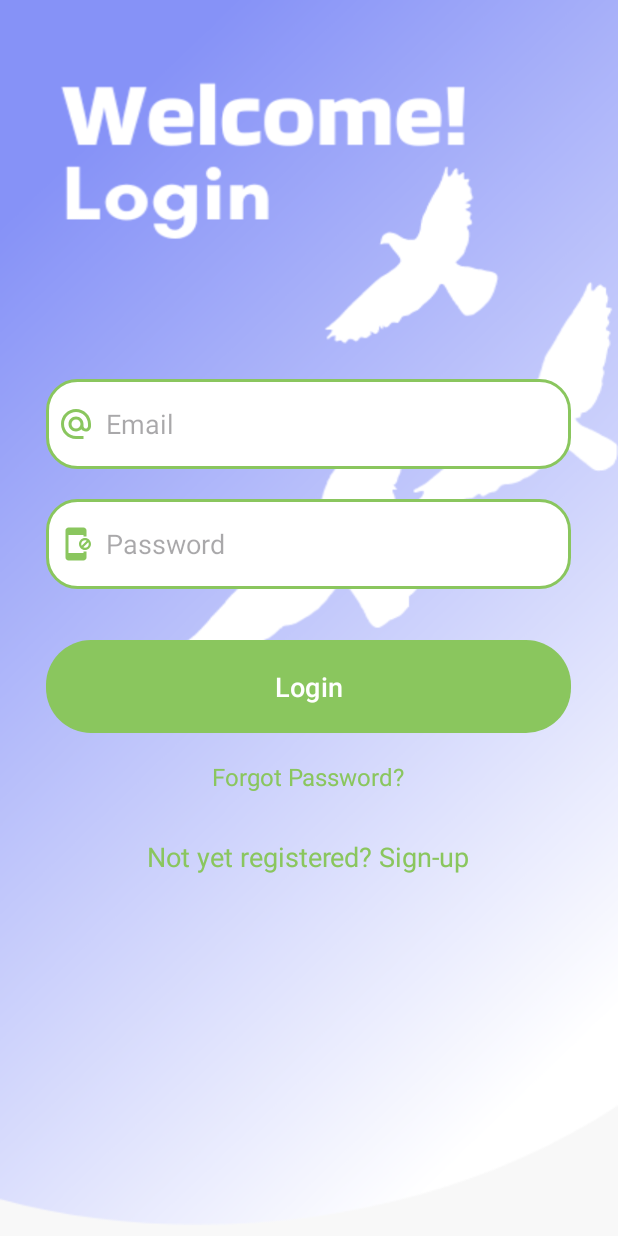
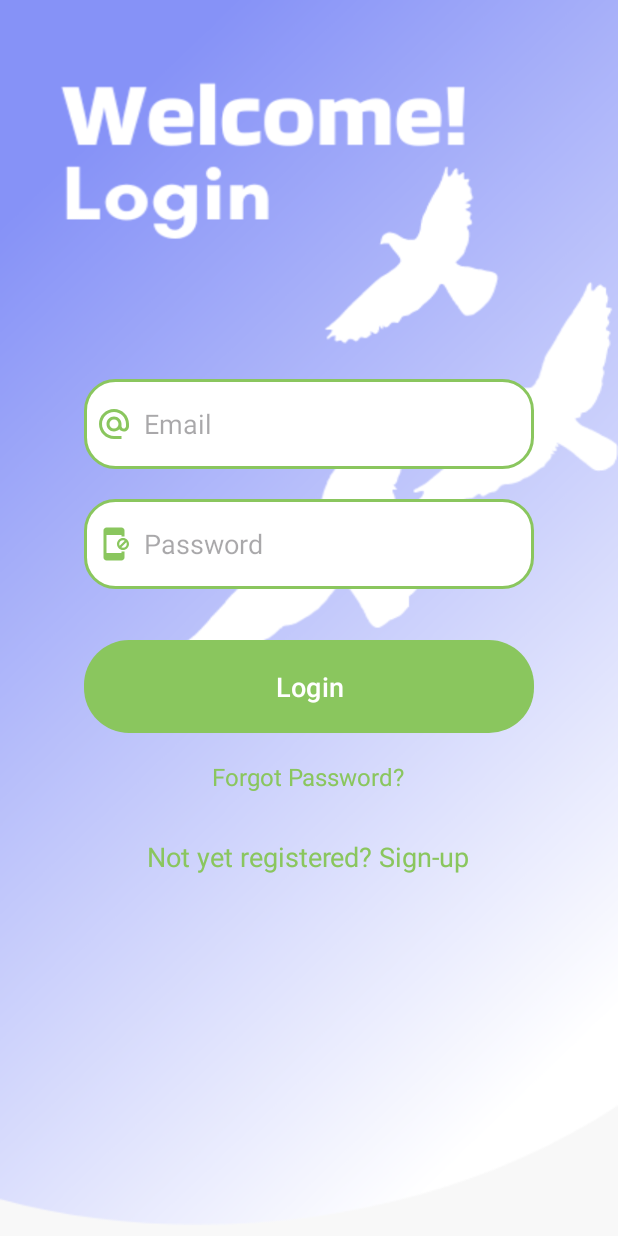
Before and after one commit to pShooketh/EnviroWealth, an Android app: the screen it shows after launch (LoginActivity), on a phone screen of 412 x 824 dp. Run offline under Robolectric (Android 15) with nearby library versions, the phone set to English and light mode, and no system bars; our stand-ins replace Firebase (no records; nobody signed in at launch, a user with empty details on screens opened directly).

Commit message:
i make it in the center and make the layout a bit smaller

```diff
--- a/app/src/main/res/layout/activity_login.xml
+++ b/app/src/main/res/layout/activity_login.xml
@@ -29,7 +29,7 @@
 
                 <EditText
                     android:id="@+id/login_email"
-                    android:layout_width="350dp"
+                    android:layout_width="300dp"
                     android:layout_height="60dp"
                     android:layout_marginTop="20dp"
                     android:background="@drawable/ewgreen_border"
@@ -41,7 +41,7 @@
 
                 <EditText
                     android:id="@+id/login_password"
-                    android:layout_width="350dp"
+                    android:layout_width="300dp"
                     android:layout_height="60dp"
                     android:layout_marginTop="20dp"
                     android:background="@drawable/ewgreen_border"
@@ -54,7 +54,7 @@
 
                 <Button
                     android:id="@+id/login_button"
-                    android:layout_width="350dp"
+                    android:layout_width="300dp"
                     android:layout_height="70dp"
                     android:layout_marginTop="30dp"
                     android:text="Login"
```
